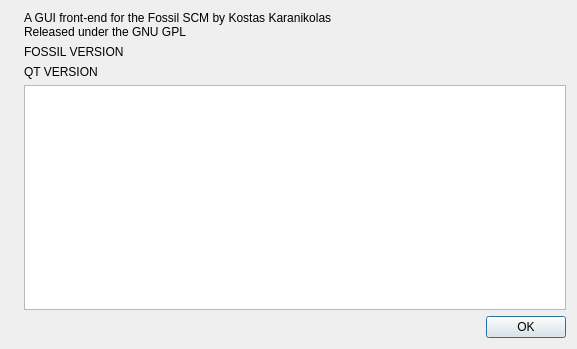
Qt form ui/AboutDialog.ui (AnotherFoxGuy/diesel-scm) before a commit.
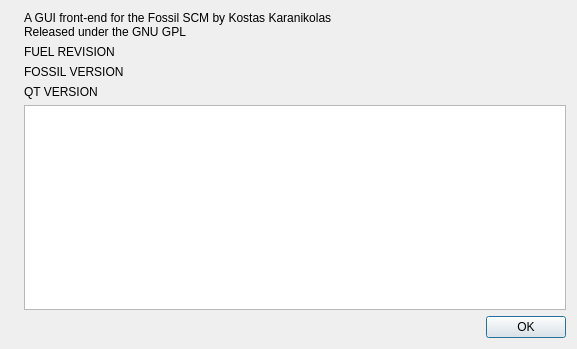
The same form after that commit. Icons and pictures are not drawn.

Commit message:
Added build revision information and clickable links to about box
FossilOrigin-Name: 6c585dffad9f240a390a241dd71f5f2f95f46d49

```diff
--- a/ui/AboutDialog.ui
+++ b/ui/AboutDialog.ui
@@ -17,6 +17,27 @@
    <bool>true</bool>
   </property>
   <layout class="QGridLayout" name="gridLayout">
+   <item row="0" column="1">
+    <widget class="QLabel" name="lblBanner">
+     <property name="text">
+      <string>A GUI front-end for the Fossil SCM by Kostas Karanikolas
+Released under the GNU GPL</string>
+     </property>
+     <property name="alignment">
+      <set>Qt::AlignLeading|Qt::AlignLeft|Qt::AlignTop</set>
+     </property>
+    </widget>
+   </item>
+   <item row="2" column="1">
+    <widget class="QLabel" name="lblFossilVersion">
+     <property name="text">
+      <string notr="true">FOSSIL VERSION</string>
+     </property>
+     <property name="alignment">
+      <set>Qt::AlignLeading|Qt::AlignLeft|Qt::AlignTop</set>
+     </property>
+    </widget>
+   </item>
    <item row="0" column="0">
     <widget class="QLabel" name="lblIcon">
      <property name="maximumSize">
@@ -39,38 +60,7 @@
      </property>
     </widget>
    </item>
-   <item row="0" column="1">
-    <widget class="QLabel" name="lblBanner">
-     <property name="text">
-      <string>A GUI front-end for the Fossil SCM by Kostas Karanikolas
-Released under the GNU GPL</string>
-     </property>
-     <property name="alignment">
-      <set>Qt::AlignLeading|Qt::AlignLeft|Qt::AlignTop</set>
-     </property>
-    </widget>
-   </item>
-   <item row="1" column="1">
-    <widget class="QLabel" name="lblFossilVersion">
-     <property name="text">
-      <string notr="true">FOSSIL VERSION</string>
-     </property>
-     <property name="alignment">
-      <set>Qt::AlignLeading|Qt::AlignLeft|Qt::AlignTop</set>
-     </property>
-    </widget>
-   </item>
-   <item row="2" column="1">
-    <widget class="QLabel" name="lblQtVersion">
-     <property name="text">
-      <string notr="true">QT VERSION</string>
-     </property>
-     <property name="alignment">
-      <set>Qt::AlignLeading|Qt::AlignLeft|Qt::AlignTop</set>
-     </property>
-    </widget>
-   </item>
-   <item row="3" column="1">
+   <item row="4" column="1">
     <widget class="QTextEdit" name="txtAdditional">
      <property name="readOnly">
       <bool>true</bool>
@@ -80,7 +70,7 @@
      </property>
     </widget>
    </item>
-   <item row="4" column="1">
+   <item row="5" column="1">
     <widget class="QDialogButtonBox" name="buttonBox">
      <property name="orientation">
       <enum>Qt::Horizontal</enum>
@@ -90,6 +80,23 @@
      </property>
     </widget>
    </item>
+   <item row="3" column="1">
+    <widget class="QLabel" name="lblQtVersion">
+     <property name="text">
+      <string notr="true">QT VERSION</string>
+     </property>
+     <property name="alignment">
+      <set>Qt::AlignLeading|Qt::AlignLeft|Qt::AlignTop</set>
+     </property>
+    </widget>
+   </item>
+   <item row="1" column="1">
+    <widget class="QLabel" name="lblFuelRevision">
+     <property name="text">
+      <string notr="true">FUEL REVISION</string>
+     </property>
+    </widget>
+   </item>
   </layout>
  </widget>
  <resources>
```
The commit also changes 5 other files.
